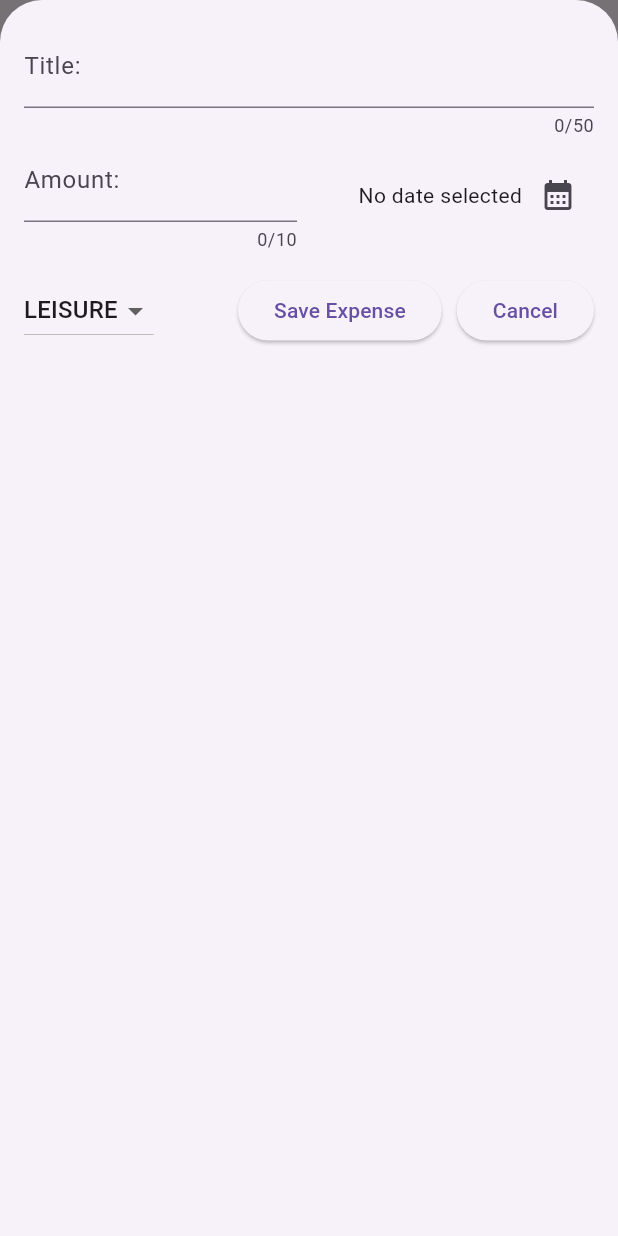
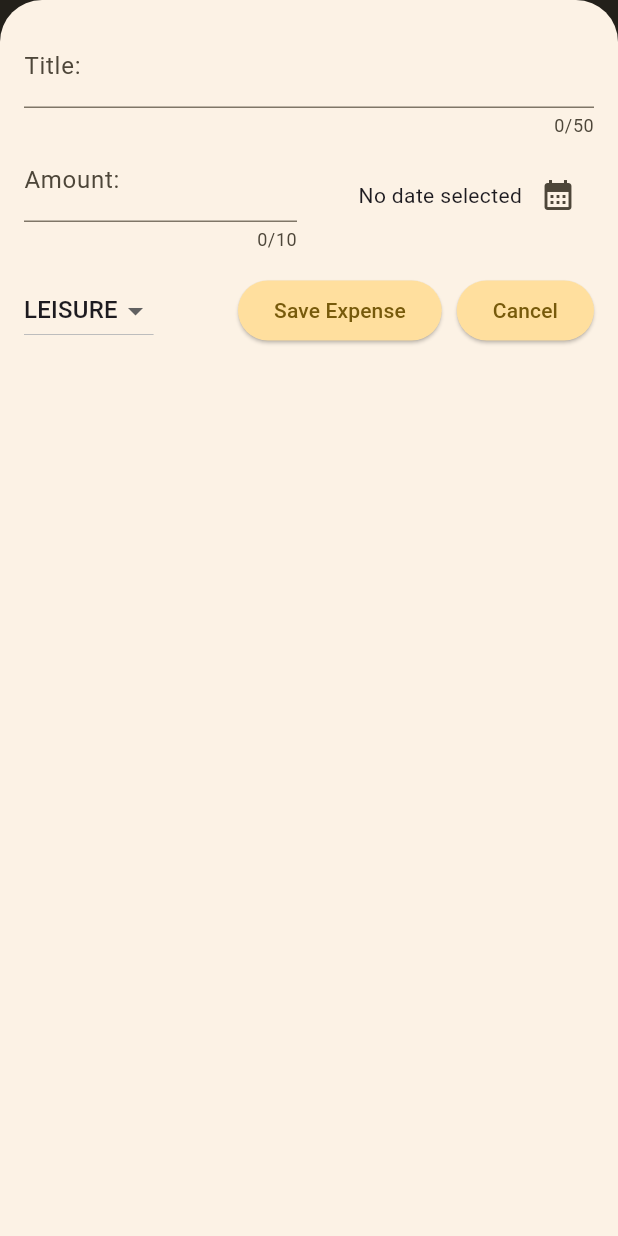
Before and after one commit to EricPhuong29/expense_tracker, a Flutter app: the screen it shows after launch, after a tap on the "add" icon, on a phone screen of 412 x 824 dp. Run offline on Flutter 3.47's test engine with Material 3 defaults, Android fonts, the phone set to English and light mode, and no system bars.

Commit message:
create chart

```diff
--- a/lib/main.dart
+++ b/lib/main.dart
@@ -2,11 +2,60 @@ import 'package:flutter/material.dart';
 
 import 'package:expense_tracker/widgets/expenses.dart';
 
+var kColorScheme = ColorScheme.fromSeed(
+  seedColor: const Color.fromARGB(255, 251, 193, 46),
+);
+
+var kDarkColorScheme = ColorScheme.fromSeed(
+  brightness: Brightness.dark,
+  seedColor: Color.fromARGB(255, 151, 143, 56),
+);
 void main() {
   runApp(
     MaterialApp(
       debugShowCheckedModeBanner: false,
-      theme: ThemeData(useMaterial3: true),
+      darkTheme: ThemeData.dark().copyWith(
+        brightness: Brightness.dark,
+        colorScheme: kDarkColorScheme,
+        cardTheme: const CardTheme().copyWith(
+          color: kDarkColorScheme.secondaryContainer,
+          margin: const EdgeInsets.symmetric(
+            horizontal: 16,
+            vertical: 8,
+          ),
+        ),
+        elevatedButtonTheme: ElevatedButtonThemeData(
+            style: ElevatedButton.styleFrom(
+          backgroundColor: kColorScheme.primaryContainer,
+          foregroundColor: kColorScheme.onPrimaryContainer,
+        )),
+      ),
+      theme: ThemeData().copyWith(
+        colorScheme: kColorScheme,
+        appBarTheme: const AppBarTheme().copyWith(
+          backgroundColor: kColorScheme.onSurfaceVariant,
+          foregroundColor: kColorScheme.primaryContainer,
+        ),
+        cardTheme: const CardTheme().copyWith(
+          color: kColorScheme.secondaryContainer,
+          margin: const EdgeInsets.symmetric(
+            horizontal: 16,
+            vertical: 8,
+          ),
+        ),
+        elevatedButtonTheme: ElevatedButtonThemeData(
+          style: ElevatedButton.styleFrom(
+            backgroundColor: kColorScheme.primaryContainer,
+          ),
+        ),
+        textTheme: ThemeData().textTheme.copyWith(
+              titleLarge: TextStyle(
+                  fontWeight: FontWeight.bold,
+                  color: kColorScheme.onSecondaryContainer,
+                  fontSize: 16),
+            ),
+      ),
+      // themeMode: ThemeMode.system,
       home: const Expenses(),
     ),
   );
--- a/lib/models/expense.dart
+++ b/lib/models/expense.dart
@@ -32,3 +32,23 @@ class Expense {
     return DateFormat.yMd().format(date);
   }
 }
+
+class ExpenseBucket {
+  ExpenseBucket({required this.category, required this.expenses});
+
+  final Category category;
+  final List<Expense> expenses;
+
+  ExpenseBucket.forCategory(List<Expense> allExpenses, this.category)
+      : expenses = allExpenses
+            .where((expense) => expense.category == category)
+            .toList();
+
+  double get totalExpenses {
+    double sum = 0;
+    for (final expense in expenses) {
+      sum += expense.amount;
+    }
+    return sum;
+  }
+}
--- /dev/null
+++ b/lib/widgets/chart/chart.dart
@@ -0,0 +1,95 @@
+import 'package:flutter/material.dart';
+
+import 'package:expense_tracker/models/expense.dart';
+import 'package:expense_tracker/widgets/chart/chart_bar.dart';
+
+class Chart extends StatelessWidget {
+  const Chart({super.key, required this.expenses});
+
+  final List<Expense> expenses;
+
+  List<ExpenseBucket> get buckets {
+    return [
+      ExpenseBucket.forCategory(expenses, Category.food),
+      ExpenseBucket.forCategory(expenses, Category.leisure),
+      ExpenseBucket.forCategory(expenses, Category.travel),
+      ExpenseBucket.forCategory(expenses, Category.work),
+    ];
+  }
+
+  double get maxTotalExpense {
+    double maxTotalExpense = 0;
+
+    for (final bucket in buckets) {
+      if (bucket.totalExpenses > maxTotalExpense) {
+        maxTotalExpense = bucket.totalExpenses;
+      }
+    }
+
+    return maxTotalExpense;
+  }
+
+  @override
+  Widget build(BuildContext context) {
+    final isDarkMode =
+        MediaQuery.of(context).platformBrightness == Brightness.dark;
+    return Container(
+      margin: const EdgeInsets.all(16),
+      padding: const EdgeInsets.symmetric(
+        vertical: 16,
+        horizontal: 8,
+      ),
+      width: double.infinity,
+      height: 180,
+      decoration: BoxDecoration(
+        borderRadius: BorderRadius.circular(8),
+        gradient: LinearGradient(
+          colors: [
+            Theme.of(context).colorScheme.primary.withOpacity(0.4),
+            Theme.of(context).colorScheme.primary.withOpacity(0.1)
+          ],
+          begin: Alignment.bottomCenter,
+          end: Alignment.topCenter,
+        ),
+      ),
+      child: Column(
+        children: [
+          Expanded(
+            child: Row(
+              crossAxisAlignment: CrossAxisAlignment.end,
+              children: [
+                for (final bucket in buckets) // alternative to map()
+                  ChartBar(
+                    fill: bucket.totalExpenses == 0
+                        ? 0
+                        : bucket.totalExpenses / maxTotalExpense,
+                  )
+              ],
+            ),
+          ),
+          const SizedBox(height: 12),
+          Row(
+            children: buckets
+                .map(
+                  (bucket) => Expanded(
+                    child: Padding(
+                      padding: const EdgeInsets.symmetric(horizontal: 4),
+                      child: Icon(
+                        categoryIcons[bucket.category],
+                        color: isDarkMode
+                            ? Theme.of(context).colorScheme.secondary
+                            : Theme.of(context)
+                                .colorScheme
+                                .primary
+                                .withOpacity(0.7),
+                      ),
+                    ),
+                  ),
+                )
+                .toList(),
+          )
+        ],
+      ),
+    );
+  }
+}
--- /dev/null
+++ b/lib/widgets/chart/chart_bar.dart
@@ -0,0 +1,34 @@
+import 'package:flutter/material.dart';
+
+class ChartBar extends StatelessWidget {
+  const ChartBar({
+    super.key,
+    required this.fill,
+  });
+
+  final double fill;
+
+  @override
+  Widget build(BuildContext context) {
+    final isDarkMode =
+        MediaQuery.of(context).platformBrightness == Brightness.dark;
+    return Expanded(
+      child: Padding(
+        padding: const EdgeInsets.symmetric(horizontal: 4),
+        child: FractionallySizedBox(
+          heightFactor: fill,
+          child: DecoratedBox(
+            decoration: BoxDecoration(
+              shape: BoxShape.rectangle,
+              borderRadius:
+                  const BorderRadius.vertical(top: Radius.circular(8)),
+              color: isDarkMode
+                  ? Theme.of(context).colorScheme.secondary
+                  : Theme.of(context).colorScheme.primary.withOpacity(0.65),
+            ),
+          ),
+        ),
+      ),
+    );
+  }
+}
--- a/lib/widgets/expenses.dart
+++ b/lib/widgets/expenses.dart
@@ -1,3 +1,4 @@
+import 'package:expense_tracker/widgets/chart/chart.dart';
 import 'package:expense_tracker/widgets/expenses_list/expenses_list.dart';
 import 'package:expense_tracker/widgets/new_expense.dart';
 import 'package:flutter/cupertino.dart';
@@ -15,7 +16,7 @@ class Expenses extends StatefulWidget {
 class _ExpensesState extends State<Expenses> {
   final List<Expense> _registeredExpenses = [
     Expense(
-      title: 'FLutter Course',
+      title: 'Flutter Course',
       amount: 20.99,
       date: DateTime.now(),
       category: Category.work,
@@ -97,7 +98,7 @@ class _ExpensesState extends State<Expenses> {
       ),
       body: Column(
         children: [
-          const Text('The chart'),
+          Chart(expenses: _registeredExpenses),
           Expanded(
             child: mainContent,
           ),
--- a/lib/widgets/expenses_list/expense_item.dart
+++ b/lib/widgets/expenses_list/expense_item.dart
@@ -10,15 +10,19 @@ class ExpenseItem extends StatelessWidget {
   @override
   Widget build(BuildContext context) {
     return Card(
-      color: Color(0xff47ffff),
+      // color: Color(0xff47ffff),
       child: Padding(
         padding: const EdgeInsets.symmetric(
           horizontal: 20.0,
           vertical: 16,
         ),
         child: Column(
+          crossAxisAlignment: CrossAxisAlignment.start,
           children: [
-            Text(expense.title),
+            Text(
+              expense.title,
+              style: Theme.of(context).textTheme.titleLarge,
+            ),
             const SizedBox(
               height: 5,
             ),
--- a/lib/widgets/expenses_list/expenses_list.dart
+++ b/lib/widgets/expenses_list/expenses_list.dart
@@ -18,6 +18,11 @@ class ExpensesList extends StatelessWidget {
       itemCount: expenses.length,
       itemBuilder: (context, index) => Dismissible(
         key: ValueKey(expenses[index]),
+        background: Container(
+          color: Theme.of(context).colorScheme.error.withOpacity(0.2),
+          margin: EdgeInsets.symmetric(
+              horizontal: Theme.of(context).cardTheme.margin!.horizontal),
+        ),
         onDismissed: (direction) {
           onRemoveExpense(expenses[index]);
         },
```
